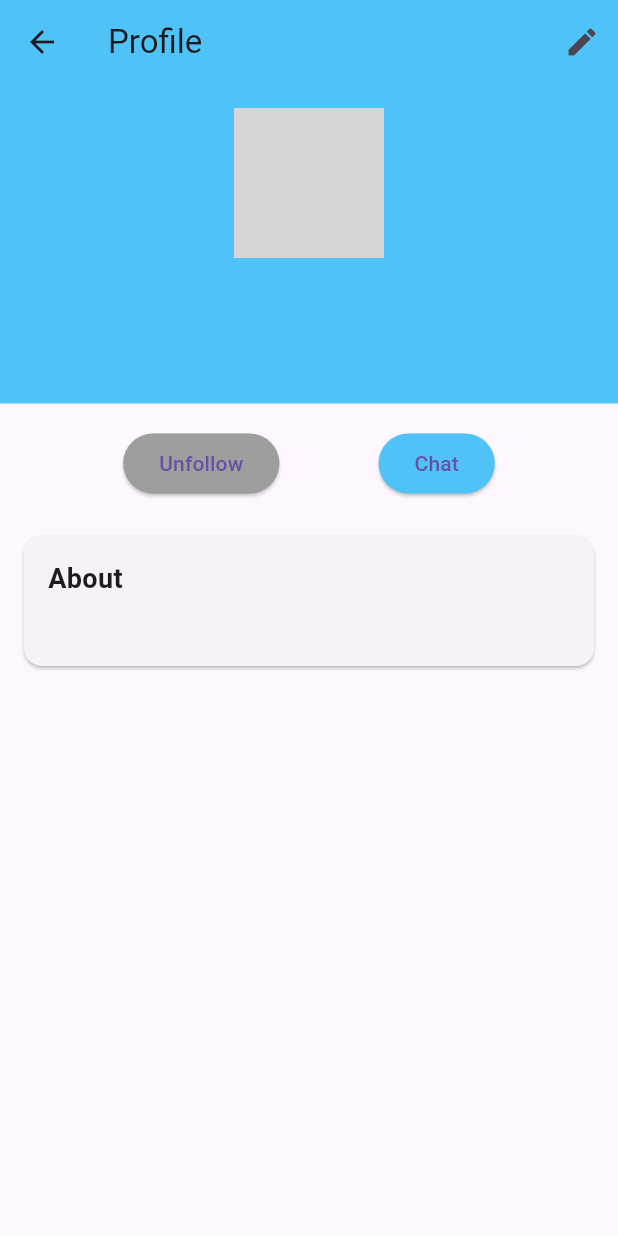
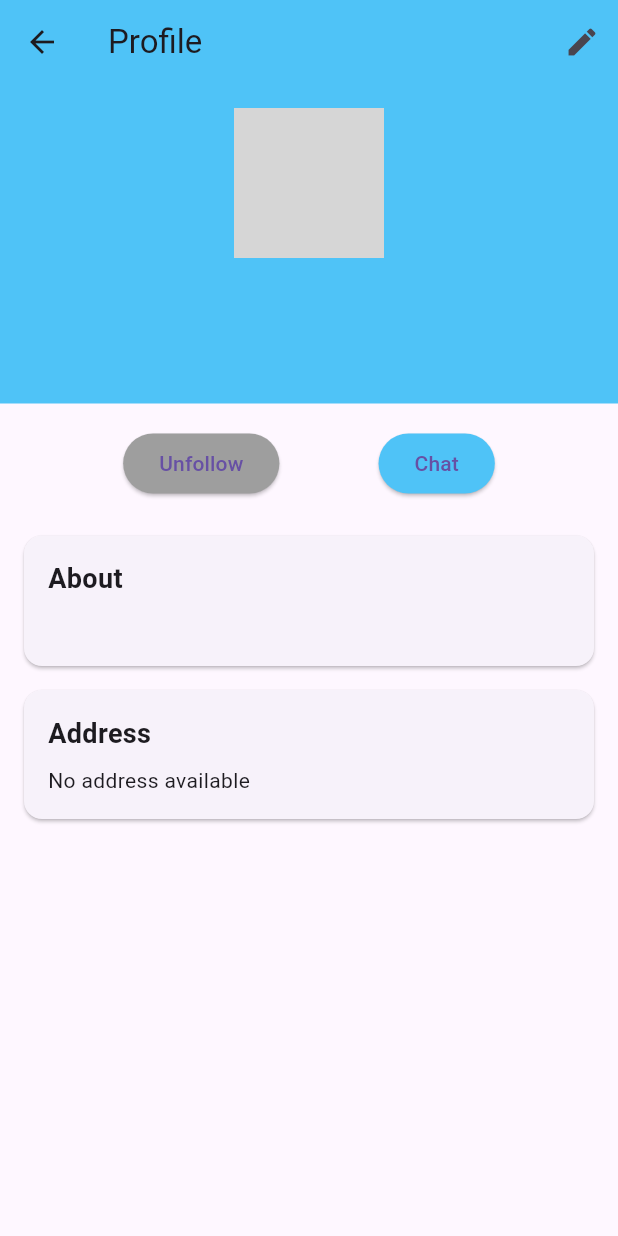
Before and after one commit to Chandu-Collab/AppTeam, a Flutter app: the ProfilePage screen opened directly with empty values, after a tap on "Follow", on a phone screen of 412 x 824 dp. Run offline on Flutter 3.47's test engine with Material 3 defaults, Android fonts, the phone set to English and light mode, and no system bars; our stand-ins replace cloud_firestore, country_code_picker, file_picker, firebase_auth, firebase_core, firebase_storage and 3 more; accounts and stored records are empty; network calls fail; grey boxes are pictures that could not be loaded.

Commit message:
Add address section to profile page and fetch user addresses

```diff
--- a/lib/screens/profile_page.dart
+++ b/lib/screens/profile_page.dart
@@ -1,8 +1,10 @@
 import 'package:flutter/material.dart';
+import 'package:taurusai/models/address.dart';
 import 'package:taurusai/models/chat.dart';
 import 'package:taurusai/models/user.dart';
 import 'package:taurusai/screens/chat_screen.dart';
 import 'package:taurusai/screens/profile_edit_page.dart';
+import 'package:taurusai/services/add_address_service.dart';
 import 'package:taurusai/services/user_service.dart';
 
 class ProfilePage extends StatefulWidget {
@@ -17,11 +19,18 @@ class ProfilePage extends StatefulWidget {
 class _ProfilePageState extends State<ProfilePage> {
   bool isFollowing = false;
   late Future<User?> userFuture;
+  List<Address>? address; // Add a variable to store the address
 
   @override
   void initState() {
     super.initState();
     userFuture = UserService().getUser(widget.user.id);
+    _fetchAddress(); // Fetch the address
+  }
+
+  void _fetchAddress() async {
+    address = await AddressService().getAddressesForUser(widget.user.id);
+    setState(() {});
   }
 
   @override
@@ -69,6 +78,7 @@ class _ProfilePageState extends State<ProfilePage> {
                 _buildHeader(user),
                 _buildActionButtons(user),
                 _buildSection('About', user.bio ?? ''),
+                _buildAddressSection(),
                 _buildEducationSection(user),
                 _buildExperienceSection(user),
                 _buildSkillsSection(user),
@@ -169,6 +179,43 @@ class _ProfilePageState extends State<ProfilePage> {
     );
   }
 
+  Widget _buildAddressSection() {
+    if (address == null || address!.isEmpty) {
+      return _buildSection('Address', 'No address available');
+    }
+
+    return Card(
+      margin: EdgeInsets.symmetric(horizontal: 16, vertical: 8),
+      child: Padding(
+        padding: EdgeInsets.all(16),
+        child: Column(
+          crossAxisAlignment: CrossAxisAlignment.start,
+          children: [
+            Text(
+              'Address',
+              style: TextStyle(
+                fontSize: 18,
+                fontWeight: FontWeight.bold,
+              ),
+            ),
+            SizedBox(height: 8),
+            ...address!.map((addr) => Column(
+                  crossAxisAlignment: CrossAxisAlignment.start,
+                  children: [
+                    Text(
+                        "${addr.street}, ${addr.city}, ${addr.state}, ${addr.country}, ${addr.postalCode}"),
+                    if (addr.additionalInfo != null)
+                      Text("Additional Info: ${addr.additionalInfo}",
+                          style: TextStyle(color: Colors.grey)),
+                    Divider(),
+                  ],
+                )),
+          ],
+        ),
+      ),
+    );
+  }
+
   Widget _buildEducationSection(User user) {
     // Implement this method to display user's education
     return Container();
```
